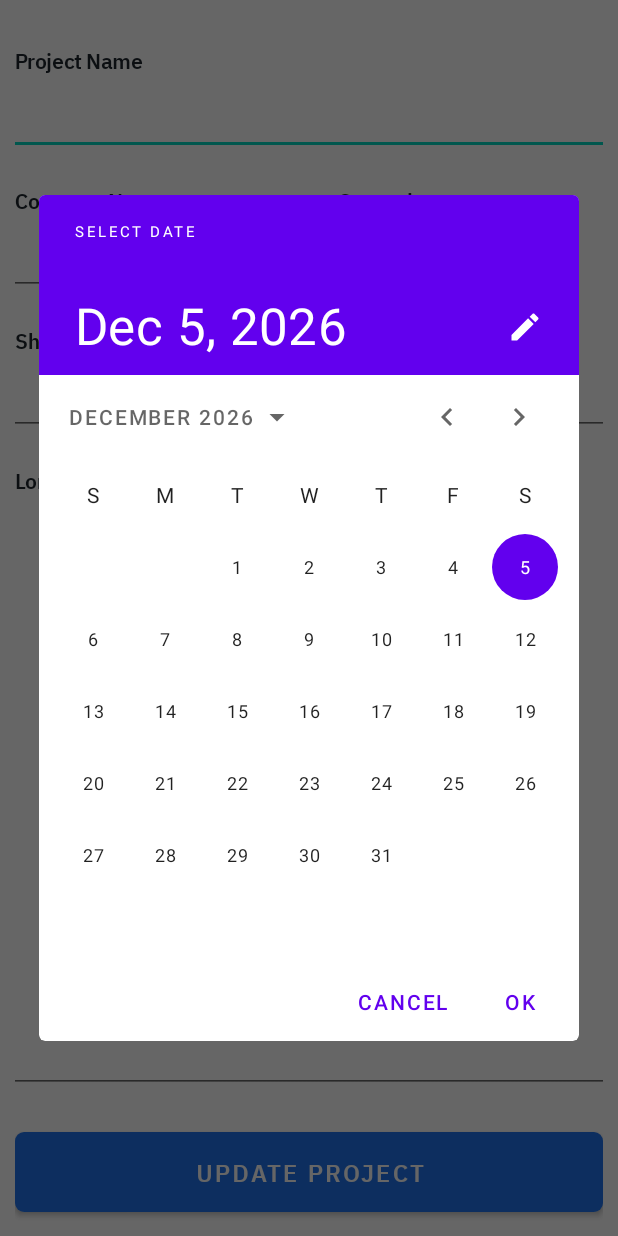
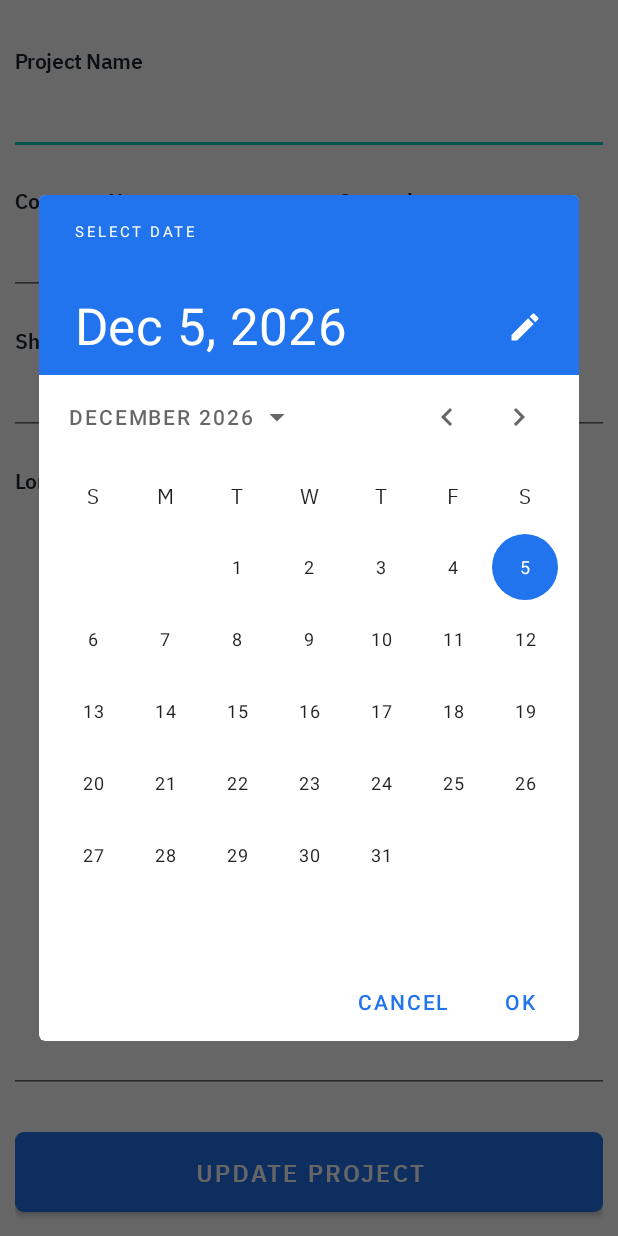
Before and after one commit to mohithaiyappa/NiramaiAssignment, an Android app: the UpdateDetailsActivity screen opened directly, with no data from a screen before it, after a tap on an icon or button, on a phone screen of 412 x 824 dp. Run offline under Robolectric (Android 15) with nearby library versions, the phone set to English and light mode, and no system bars; our stand-ins replace Room's generated code.

Commit message:
:new: Theme Changed

```diff
--- /dev/null
+++ b/app/src/main/res/color/checked_background.xml
@@ -0,0 +1,5 @@
+<?xml version="1.0" encoding="utf-8"?>
+<selector xmlns:android="http://schemas.android.com/apk/res/android">
+    <item android:color="@color/royalBlue" android:state_checked="true"/>
+    <item android:color="@color/white"/>
+</selector>
--- /dev/null
+++ b/app/src/main/res/color/checked_text.xml
@@ -0,0 +1,5 @@
+<?xml version="1.0" encoding="utf-8"?>
+<selector xmlns:android="http://schemas.android.com/apk/res/android">
+    <item android:color="@color/white" android:state_checked="true"/>
+    <item android:color="@color/royalBlue"/>
+</selector>
--- /dev/null
+++ b/app/src/main/res/color/stroke_tint.xml
@@ -0,0 +1,5 @@
+<?xml version="1.0" encoding="utf-8"?>
+<selector xmlns:android="http://schemas.android.com/apk/res/android">
+<item android:color="@color/royalBlue" android:state_checked="true"/>
+<item android:color="@color/nepal"/>
+</selector>
--- a/app/src/main/res/values/colors.xml
+++ b/app/src/main/res/values/colors.xml
@@ -10,8 +10,10 @@
 
 
     <color name="royalBlue">#2174EE</color>         <!-- button background  -->
+    <color name="royalBlueVar">#202174EE</color>         <!-- button background  -->
     <color name="ebonyClay">#1D252D</color>         <!-- black used in project  -->
     <color name="nepal">#8BA6C1</color>
+    <color name="nepalVar">#208BA6C1</color>
     <color name="bismark">#506D85</color>           <!-- unselected filter button text color    -->
     <color name="catskillWhite">#F5F8FA</color>     <!-- unselected filter button background color  -->
     <color name="mountainMeadow">#11BF80</color>    <!-- success green  -->
--- a/app/src/main/res/values/themes.xml
+++ b/app/src/main/res/values/themes.xml
@@ -2,15 +2,36 @@
     <!-- Base application theme. -->
     <style name="Theme.NiramaiAssignment" parent="Theme.MaterialComponents.DayNight.NoActionBar">
         <!-- Primary brand color. -->
-        <item name="colorPrimary">@color/purple_500</item>
-        <item name="colorPrimaryVariant">@color/purple_700</item>
+        <item name="colorPrimary">@color/royalBlue</item>
+        <item name="colorPrimaryVariant">@color/royalBlueVar</item>
         <item name="colorOnPrimary">@color/white</item>
         <!-- Secondary brand color. -->
         <item name="colorSecondary">@color/teal_200</item>
         <item name="colorSecondaryVariant">@color/teal_700</item>
         <item name="colorOnSecondary">@color/black</item>
         <!-- Status bar color. -->
-        <item name="android:statusBarColor" tools:targetApi="l">?attr/colorPrimaryVariant</item>
+        <item name="android:statusBarColor" tools:targetApi="l">?attr/colorPrimary</item>
         <!-- Customize your theme here. -->
+        <item name="textAppearanceBody2">@style/TextAppearance.App.Body2</item>
+        <item name="chipStyle">@style/Widget.App.Chip</item>
+    </style>
+
+    <style name="Widget.App.Chip" parent="Widget.MaterialComponents.Chip.Entry">
+        <item name="chipIconTint">@color/royalBlue</item>
+        <item name="chipBackgroundColor">@color/checked_background</item>
+        <item name="chipStrokeWidth">2dp</item>
+        <item name="android:textColor">@color/checked_text</item>
+        <item name="chipStrokeColor">@color/royalBlue</item>
+        <item name="checkedIconVisible">false</item>
+        <item name="closeIconEnabled">false</item>
+        <item name="closeIconVisible">false</item>
+        <item name="checkedIconEnabled">false</item>
+        <item name="checkedIcon">@null</item>
+        <item name="shapeAppearanceOverlay">@null</item>
+    </style>
+
+    <style name="TextAppearance.App.Body2" parent="TextAppearance.MaterialComponents.Body2">
+        <item name="fontFamily">@font/ibm_plex_sans</item>
+        <item name="android:fontFamily">@font/ibm_plex_sans</item>
     </style>
 </resources>
```
